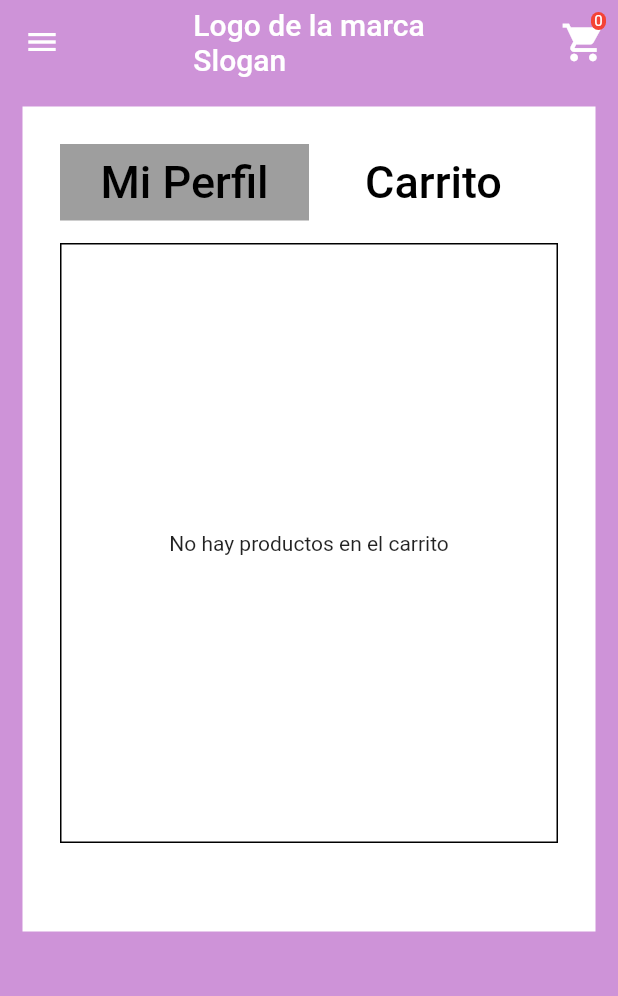
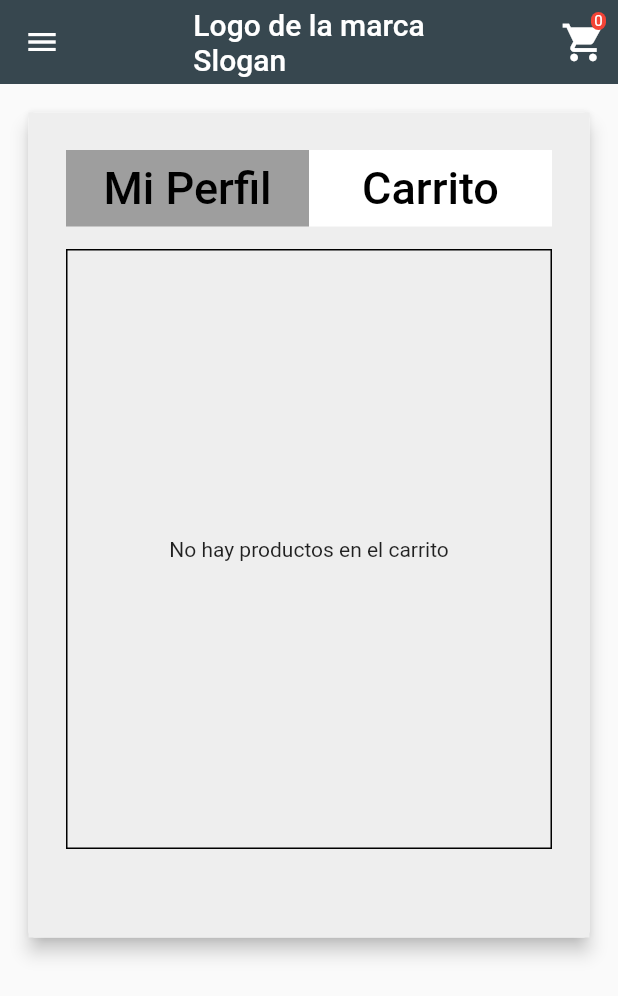
Before and after one commit to No-Country/C2-G57-T, a Flutter app: the screen it shows after launch, after a tap on the "shopping cart" icon, on a phone screen of 412 x 824 dp. Shown: the top 996 px of the screen. Run offline on Flutter 3.47's test engine with Material 2 defaults, Android fonts, the phone set to English and light mode, and no system bars; our stand-ins replace card_swiper.

Commit message:
diseño terminado

```diff
--- a/ecommerce-client/ecommerce-client-mobile/ecommercemobile/lib/main.dart
+++ b/ecommerce-client/ecommerce-client-mobile/ecommercemobile/lib/main.dart
@@ -27,7 +27,7 @@ class MyApp extends StatelessWidget {
         title: 'Material App',
         debugShowCheckedModeBanner: false,
         theme: ThemeData(
-          primaryColor: Colors.purple,
+          primaryColor: Colors.blueGrey,
           elevatedButtonTheme: ElevatedButtonThemeData(
               style: ButtonStyle(
                   backgroundColor: MaterialStateProperty.all(Colors.purple))),
--- a/ecommerce-client/ecommerce-client-mobile/ecommercemobile/lib/screens/details_screen.dart
+++ b/ecommerce-client/ecommerce-client-mobile/ecommercemobile/lib/screens/details_screen.dart
@@ -31,11 +31,10 @@ class _DetailState extends State<Detail> {
 
     return SafeArea(
       child: Scaffold(
-        backgroundColor: Colors.purple[200],
         drawer: DrawerPersonalizado(),
         appBar: AppBar(
           elevation: 0,
-          backgroundColor: Colors.purple[200],
+          backgroundColor: Colors.blueGrey.shade800,
           centerTitle: true,
           title: const Text("Logo de la marca\nSlogan"),
           actions: [CarritoCompras(productProvider: productProvider)],
--- a/ecommerce-client/ecommerce-client-mobile/ecommercemobile/lib/screens/grid_screen.dart
+++ b/ecommerce-client/ecommerce-client-mobile/ecommercemobile/lib/screens/grid_screen.dart
@@ -21,7 +21,7 @@ class GridScreen extends StatelessWidget {
         drawer: DrawerPersonalizado(),
         appBar: AppBar(
           elevation: 0,
-          backgroundColor: Colors.purple[200],
+          backgroundColor: Colors.blueGrey.shade800,
           centerTitle: true,
           title: const Text("Logo de la marca\nSlogan"),
           actions: [CarritoCompras(productProvider: productProvider)],
--- a/ecommerce-client/ecommerce-client-mobile/ecommercemobile/lib/screens/home_screen.dart
+++ b/ecommerce-client/ecommerce-client-mobile/ecommercemobile/lib/screens/home_screen.dart
@@ -28,12 +28,11 @@ class _HomeState extends State<Home> {
 
     return SafeArea(
       child: Scaffold(
-        backgroundColor: Colors.purple[200],
         drawer: DrawerPersonalizado(),
         appBar: AppBar(
           elevation: 0,
-          backgroundColor: Colors.purple[200],
           centerTitle: true,
+          backgroundColor: Colors.blueGrey.shade800,
           title: const Text("Mujeres Reales"),
           actions: [CarritoCompras(productProvider: productProvider)],
         ),
@@ -129,7 +128,7 @@ class ImagenCategoria extends StatelessWidget {
               child: Container(
                   height: 50,
                   width: 150,
-                  color: Colors.white,
+                  color: Colors.yellow.shade900,
                   alignment: Alignment.center,
                   child: Text(
                     categoria,
--- a/ecommerce-client/ecommerce-client-mobile/ecommercemobile/lib/screens/shop_screen.dart
+++ b/ecommerce-client/ecommerce-client-mobile/ecommercemobile/lib/screens/shop_screen.dart
@@ -21,11 +21,10 @@ class _ShopState extends State<Shop> {
 
     return SafeArea(
       child: Scaffold(
-        backgroundColor: Colors.purple[200],
         drawer: DrawerPersonalizado(),
         appBar: AppBar(
           elevation: 0,
-          backgroundColor: Colors.purple[200],
+          backgroundColor: Colors.blueGrey.shade800,
           centerTitle: true,
           title: const Text("Logo de la marca\nSlogan"),
           actions: [CarritoCompras(productProvider: productProvider)],
@@ -33,10 +32,12 @@ class _ShopState extends State<Shop> {
         body: Padding(
           padding: const EdgeInsets.all(15.0),
           child: SafeArea(
+            child: Card(
+              elevation: 5,
               child: Container(
                 width: 700,
                 height: 550,
-              color: Colors.white,
+                color: Colors.grey.shade200,
                 child: Padding(
                   padding: const EdgeInsets.all(25.0),
                   child: SingleChildScrollView(
@@ -84,6 +85,7 @@ class _ShopState extends State<Shop> {
                         ),
                         activar ? Carrito() : DatosPersonales(),
                       ],
+                    ),
                   ),
                 ),
               ),
@@ -257,12 +259,6 @@ class _DatosPersonalesState extends State<DatosPersonales> {
               Text("Direccion"),
               Text("Codigo Postal"),
               Text("\n\n\n"),
-              ElevatedButton(
-                  onPressed: () {
-                    print(
-                        "${loginFormProvider.email},${loginFormProvider.password},${loginFormProvider.name},");
-                  },
-                  child: Icon(Icons.add))
             ],
           ),
         ),
--- a/ecommerce-client/ecommerce-client-mobile/ecommercemobile/lib/widgets/drawer_personalizado.dart
+++ b/ecommerce-client/ecommerce-client-mobile/ecommercemobile/lib/widgets/drawer_personalizado.dart
@@ -13,8 +13,14 @@ class OpcionesDrawer extends StatelessWidget {
   @override
   Widget build(BuildContext context) {
     return ListTile(
-      title: Text(titulo),
-      trailing: Icon(Icons.navigate_next_sharp),
+      title: Text(
+        titulo,
+        style: TextStyle(color: Colors.white),
+      ),
+      trailing: Icon(
+        Icons.navigate_next_sharp,
+        color: Colors.white,
+      ),
     );
   }
 }
@@ -32,8 +38,21 @@ class BuscadorIndumentaria extends StatelessWidget {
     return GestureDetector(
       onTap: () =>
           Navigator.of(context).pushNamed("grid", arguments: rutaProvider),
+      child: Column(
+        children: [
+          Container(
+            color: Colors.yellow.shade50.withOpacity(0.2),
             child: ListTile(
-        title: Text(titulo),
+              title: Text(
+                titulo,
+                style: TextStyle(color: Colors.yellowAccent.shade700),
+              ),
+            ),
+          ),
+          Divider(
+            height: 0.4,
+          )
+        ],
       ),
     );
   }
@@ -57,6 +76,8 @@ class _DrawerPersonalizadoState extends State<DrawerPersonalizado> {
     final filtradoProducto = Provider.of<FiltradoProducto>(context);
 
     return Drawer(
+      child: Container(
+        color: Colors.blueGrey.shade800,
         child: ListView(
           children: [
             DrawerHeader(
@@ -72,7 +93,10 @@ class _DrawerPersonalizadoState extends State<DrawerPersonalizado> {
                       size: 40,
                     ),
                   ),
-                Text("Nombre del Usuario")
+                  Text(
+                    "Nombre del Usuario",
+                    style: TextStyle(color: Colors.white),
+                  )
                 ],
               ),
             ),
@@ -107,52 +131,12 @@ class _DrawerPersonalizadoState extends State<DrawerPersonalizado> {
               BuscadorIndumentaria(
                   titulo: 'Pantalones',
                   rutaProvider: filtradoProducto.productosPantalon),
-          // TextButton(
-          //   onPressed: () {
-          //     setState(() {});
-          //     accesorios ? accesorios = false : accesorios = true;
-          //   },
-          //   child: OpcionesDrawer(
-          //     titulo: 'Accesorios',
-          //   ),
-          // ),
-          // if (accesorios)
-          //   BuscadorIndumentaria(
-          //     titulo: 'Aros',
-          //   ),
-          // if (accesorios)
-          //   BuscadorIndumentaria(
-          //     titulo: 'Collares',
-          //   ),
-          // TextButton(
-          //   onPressed: () {
-          //     setState(() {});
-          //     colores ? colores = false : colores = true;
-          //   },
-          //   child: OpcionesDrawer(
-          //     titulo: 'Colores',
-          //   ),
-          // ),
-          // if (colores)
-          //   BuscadorIndumentaria(
-          //     titulo: 'Blanco',
-          //   ),
-          // if (colores)
-          //   BuscadorIndumentaria(
-          //     titulo: 'Negro',
-          //   ),
-          // if (colores)
-          //   BuscadorIndumentaria(
-          //     titulo: 'Azul',
-          //   ),
             TextButton(
               onPressed: () {
                 setState(() {});
                 talles ? talles = false : talles = true;
               },
-            child: OpcionesDrawer(
-              titulo: 'Talles',
-            ),
+              child: OpcionesDrawer(titulo: 'Talles'),
             ),
             if (talles)
               BuscadorIndumentaria(
@@ -160,11 +144,14 @@ class _DrawerPersonalizadoState extends State<DrawerPersonalizado> {
                   rutaProvider: filtradoProducto.productosTalleLPrueba),
             if (talles)
               BuscadorIndumentaria(
-                titulo: 'XL', rutaProvider: filtradoProducto.productosTalleXL),
+                  titulo: 'XL',
+                  rutaProvider: filtradoProducto.productosTalleXL),
             if (talles)
               BuscadorIndumentaria(
-                titulo: 'XXL', rutaProvider: filtradoProducto.productosTalleXXL)
+                  titulo: 'XXL',
+                  rutaProvider: filtradoProducto.productosTalleXXL)
           ],
+        ),
       ),
     );
   }
```
Lines whose indentation alone changed are shown as unchanged.
